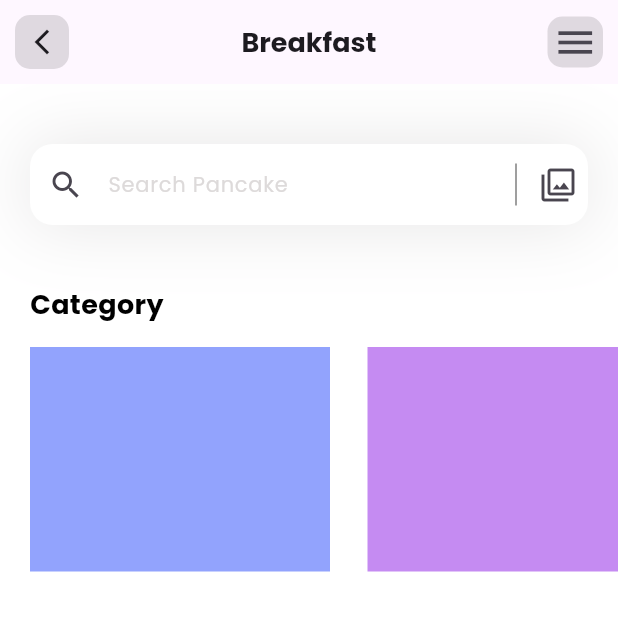
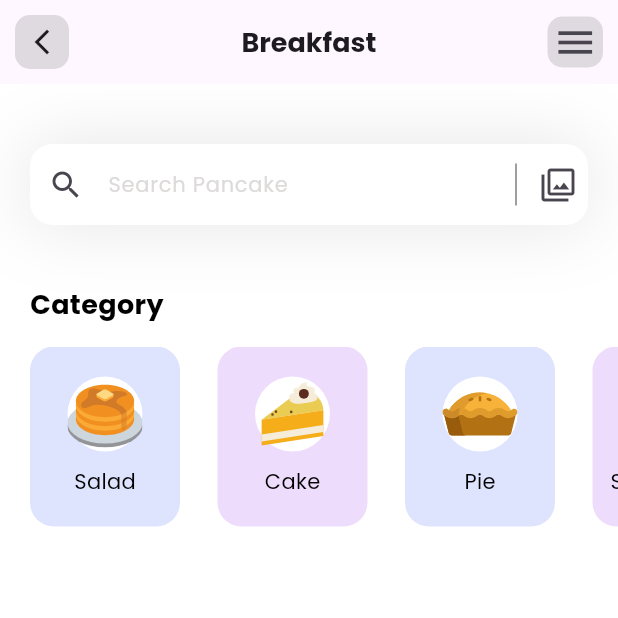
Before and after one commit to thisaraganhewa/fitness-App, a Flutter app: the screen it shows after launch, on a phone screen of 412 x 824 dp, the top half of it. Run offline on Flutter 3.47's test engine with Material 3 defaults, Android fonts, the phone set to English and light mode, and no system bars; our stand-ins replace flutter_svg; project files that could hold a hidden picture were left out.

Commit message:
finalized the categories

```diff
--- a/lib/Pages/home.dart
+++ b/lib/Pages/home.dart
@@ -57,7 +57,7 @@ class _HomeState extends State<Home> {
                 height: 15,
               ),
               Container(
-                height: 150,
+                height: 120,
                 child: ListView.separated(
                   itemCount: categories.length,
                   scrollDirection: Axis.horizontal,
@@ -68,12 +68,36 @@ class _HomeState extends State<Home> {
                   separatorBuilder: (context, index) => const SizedBox(width: 25,),
                   itemBuilder: (context, index) {
                     return Container(
-                      height: 50,
-                      width: 200,
+                      width: 100,
                       decoration: BoxDecoration(
-                        color: categories[index].boxColor,
+                        color: categories[index].boxColor.withOpacity(0.3),
+                        borderRadius: BorderRadius.circular(16)
                       ),
-
+                      child: Column(
+                        mainAxisAlignment: MainAxisAlignment.center,
+                        children: [
+                          Container(
+                            width: 50,
+                            height: 50,
+                            decoration: const BoxDecoration(
+                              color: Colors.white,
+                              shape: BoxShape.circle
+                            ),
+                            child: SvgPicture.asset(categories[index].iconPath),
+                          ),
+                          const SizedBox(
+                            height: 10,
+                          ),
+                          Text(
+                            categories[index].name,
+                            style: const TextStyle(
+                              fontWeight: FontWeight.w400,
+                              color: Colors.black,
+                              fontSize: 14
+                            ),
+                          )
+                        ],
+                      ),
                     );
                   },
                 ),
```
Also changed, not shown: assets/icons/Smoothies.svg, assets/icons/cake.svg.
